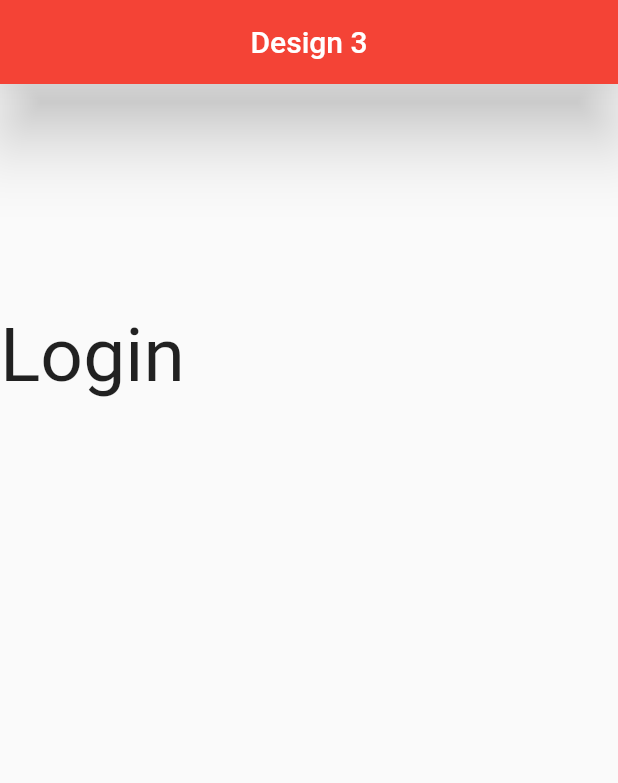
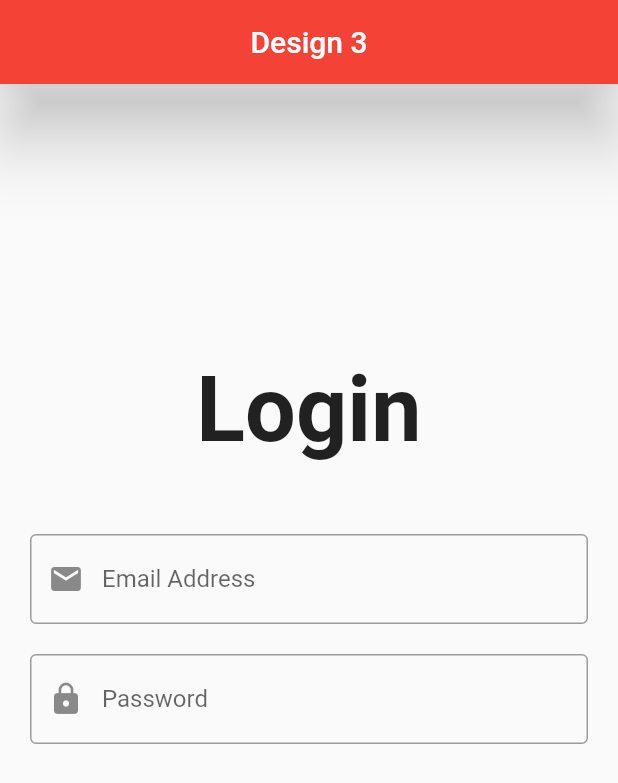
Before and after one commit to royalhacks01/FlutterDesign, a Flutter app: the screen it shows after launch, on a phone screen of 412 x 824 dp. Shown: the top 783 px of the screen. Run offline on Flutter 3.47's test engine with Material 2 defaults, Android fonts, the light colour scheme and no system bars.

Commit message:
git commit

```diff
--- a/lib/app/design/design3.dart
+++ b/lib/app/design/design3.dart
@@ -15,15 +15,46 @@ class design3 extends StatelessWidget {
         elevation: 20.0,
       ),
       body: Container(
+        width: screenWidth,
+        height: screenHeight,
         child: Column(
-          crossAxisAlignment: CrossAxisAlignment.center,
             children: <Widget>[
               Text('Login',
+                textAlign: TextAlign.center,
                 style: TextStyle(
                     height: 5,
-                    fontSize: 50
+                    fontSize: 60,
+                  fontWeight: FontWeight.bold,
                 ),
-              )
+              ),
+              Padding(
+                padding: EdgeInsets.symmetric(horizontal: 20.0),
+                child: SizedBox( height: 60,
+                  child: TextField(
+                    maxLines: null,
+                    expands: true,
+                    decoration: InputDecoration(
+                      prefixIcon: Icon(Icons.email),
+                      border: OutlineInputBorder(),
+                      hintText: 'Email Address',
+                    ),
+                  ),
+                ),
+              ),
+              Padding(
+                padding: EdgeInsets.only(top: 20, right: 20, left: 20),
+                child: SizedBox( height: 60,
+                  child: TextField(
+                    maxLines: null,
+                    expands: true,
+                    decoration: InputDecoration(
+                      prefixIcon: Icon(Icons.lock),
+                      border: OutlineInputBorder(),
+                      hintText: 'Password',
+                    ),
+                  ),
+                ),
+              ),
             ],
         ),
       ),
```
